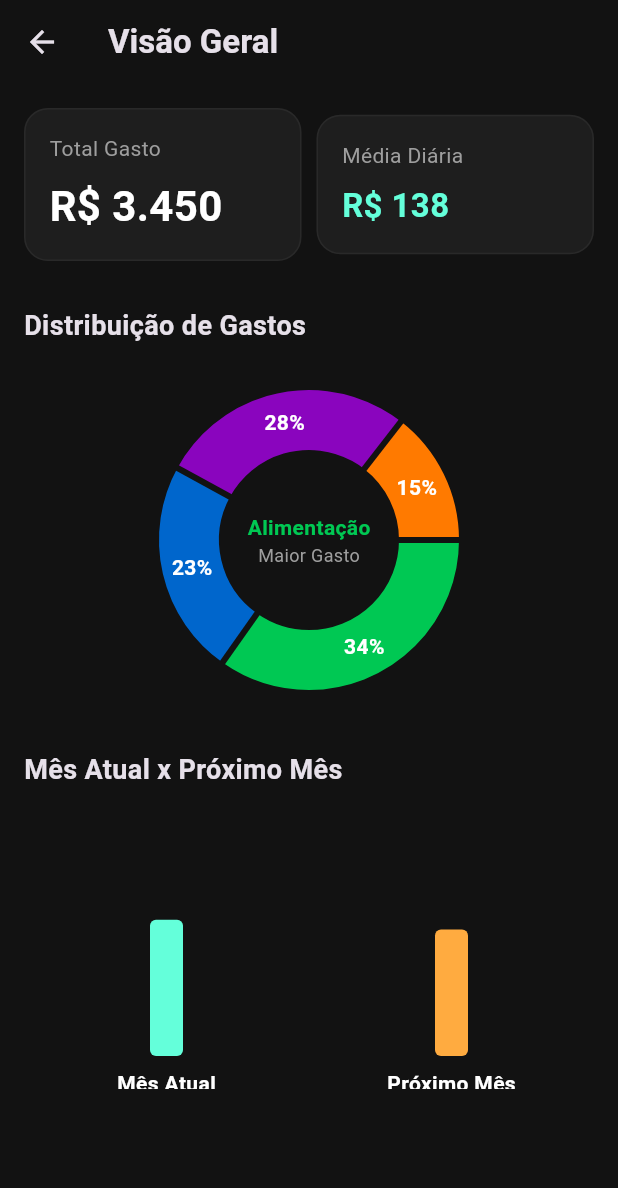
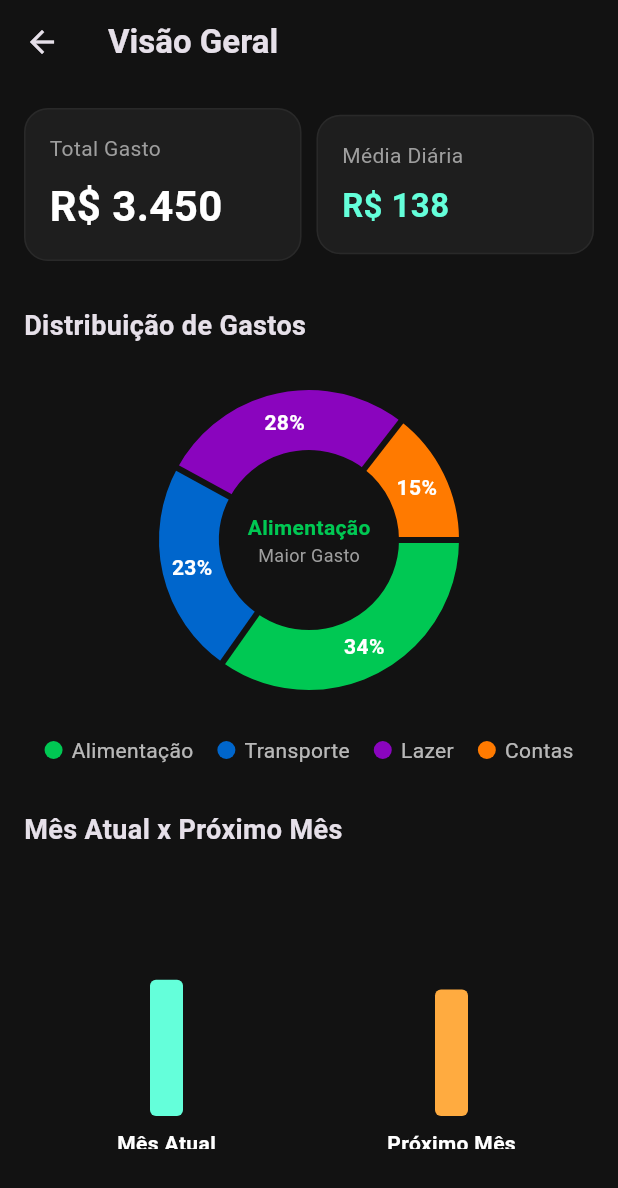
Before and after one commit to gilleal10/poupaai, a Flutter app: the DashboardScreen screen opened directly, on a phone screen of 412 x 824 dp. Shown: the top 1188 px of the screen. Run offline on Flutter 3.47's test engine with Material 3 defaults, Android fonts, the phone set to English and light mode, and no system bars; drawn by our look-alikes of fl_chart.

Commit message:
Add files via upload

```diff
--- a/frontend/lib/screens/dashboard_screen.dart
+++ b/frontend/lib/screens/dashboard_screen.dart
@@ -56,6 +56,18 @@ class DashboardScreen extends StatelessWidget {
                   )
                 ],
               ),
+            ),
+            const SizedBox(height: 20),
+            Wrap(
+              alignment: WrapAlignment.center,
+              spacing: 16,
+              runSpacing: 10,
+              children: [
+                _buildLegendItem(const Color(0xFF00C853), 'Alimentação'),
+                _buildLegendItem(const Color(0xFF0066CC), 'Transporte'),
+                _buildLegendItem(const Color(0xFF8A05BE), 'Lazer'),
+                _buildLegendItem(const Color(0xFFFF7A00), 'Contas'),
+              ],
             ),
             const SizedBox(height: 30),
 
@@ -118,4 +130,15 @@ class DashboardScreen extends StatelessWidget {
       ),
     );
   }
+
+  Widget _buildLegendItem(Color color, String text) {
+    return Row(
+      mainAxisSize: MainAxisSize.min,
+      children: [
+        Container(width: 12, height: 12, decoration: BoxDecoration(color: color, shape: BoxShape.circle)),
+        const SizedBox(width: 6),
+        Text(text, style: const TextStyle(color: Colors.white70, fontSize: 14)),
+      ],
+    );
+  }
 }
```
